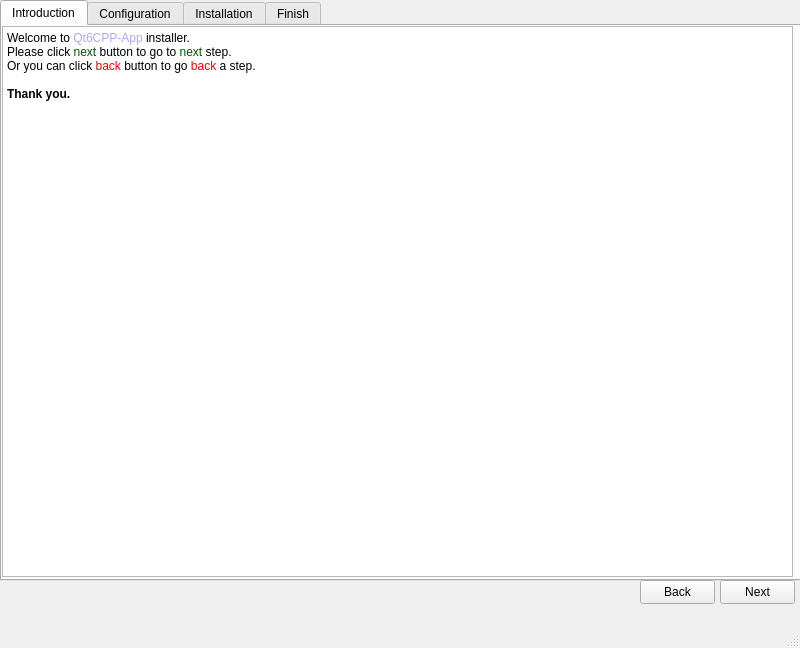
Qt form mainwindow.ui (WingsOfAltair/QtCPP-Installer) before a commit.
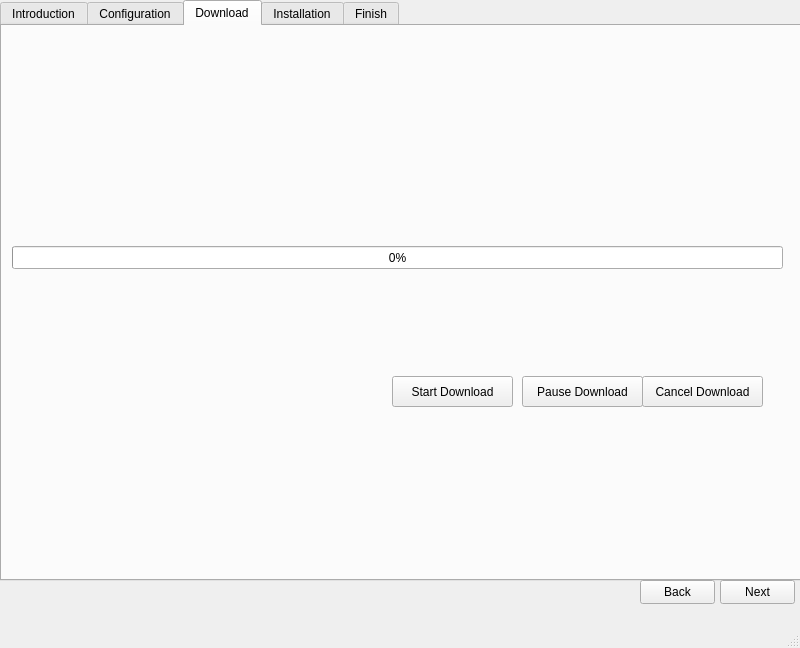
The same form after that commit. The open tabs and pages were chosen to show the change.

Commit message: WIP Added download functionality before installation.

```diff
--- a/mainwindow.ui
+++ b/mainwindow.ui
@@ -92,6 +92,115 @@
          </property>
         </widget>
        </widget>
+       <widget class="QWidget" name="tab">
+        <attribute name="title">
+         <string>Download</string>
+        </attribute>
+        <widget class="QProgressBar" name="progressBarDownload">
+         <property name="geometry">
+          <rect>
+           <x>10</x>
+           <y>220</y>
+           <width>771</width>
+           <height>23</height>
+          </rect>
+         </property>
+         <property name="value">
+          <number>0</number>
+         </property>
+        </widget>
+        <widget class="QPushButton" name="startButton">
+         <property name="geometry">
+          <rect>
+           <x>390</x>
+           <y>350</y>
+           <width>121</width>
+           <height>31</height>
+          </rect>
+         </property>
+         <property name="text">
+          <string>Start Download</string>
+         </property>
+        </widget>
+        <widget class="QPushButton" name="pauseButton">
+         <property name="geometry">
+          <rect>
+           <x>520</x>
+           <y>350</y>
+           <width>121</width>
+           <height>31</height>
+          </rect>
+         </property>
+         <property name="text">
+          <string>Pause Download</string>
+         </property>
+        </widget>
+        <widget class="QPushButton" name="cancelButton">
+         <property name="geometry">
+          <rect>
+           <x>640</x>
+           <y>350</y>
+           <width>121</width>
+           <height>31</height>
+          </rect>
+         </property>
+         <property name="text">
+          <string>Cancel Download</string>
+         </property>
+        </widget>
+        <widget class="QLabel" name="retryLabel">
+         <property name="geometry">
+          <rect>
+           <x>10</x>
+           <y>130</y>
+           <width>771</width>
+           <height>31</height>
+          </rect>
+         </property>
+         <property name="text">
+          <string/>
+         </property>
+        </widget>
+        <widget class="QLabel" name="speedLabel">
+         <property name="geometry">
+          <rect>
+           <x>10</x>
+           <y>290</y>
+           <width>771</width>
+           <height>31</height>
+          </rect>
+         </property>
+         <property name="text">
+          <string/>
+         </property>
+        </widget>
+        <widget class="QLabel" name="sizeLabel">
+         <property name="geometry">
+          <rect>
+           <x>10</x>
+           <y>250</y>
+           <width>771</width>
+           <height>31</height>
+          </rect>
+         </property>
+         <property name="text">
+          <string/>
+         </property>
+        </widget>
+        <widget class="QLabel" name="etaLabel">
+         <property name="geometry">
+          <rect>
+           <x>10</x>
+           <y>170</y>
+           <width>781</width>
+           <height>31</height>
+          </rect>
+         </property>
+         <property name="text">
+          <string/>
+         </property>
+        </widget>
+       </widget>
        <widget class="QWidget" name="Installation">
         <attribute name="title">
          <string>Installation</string>
```
The commit also changes 14 other files.
